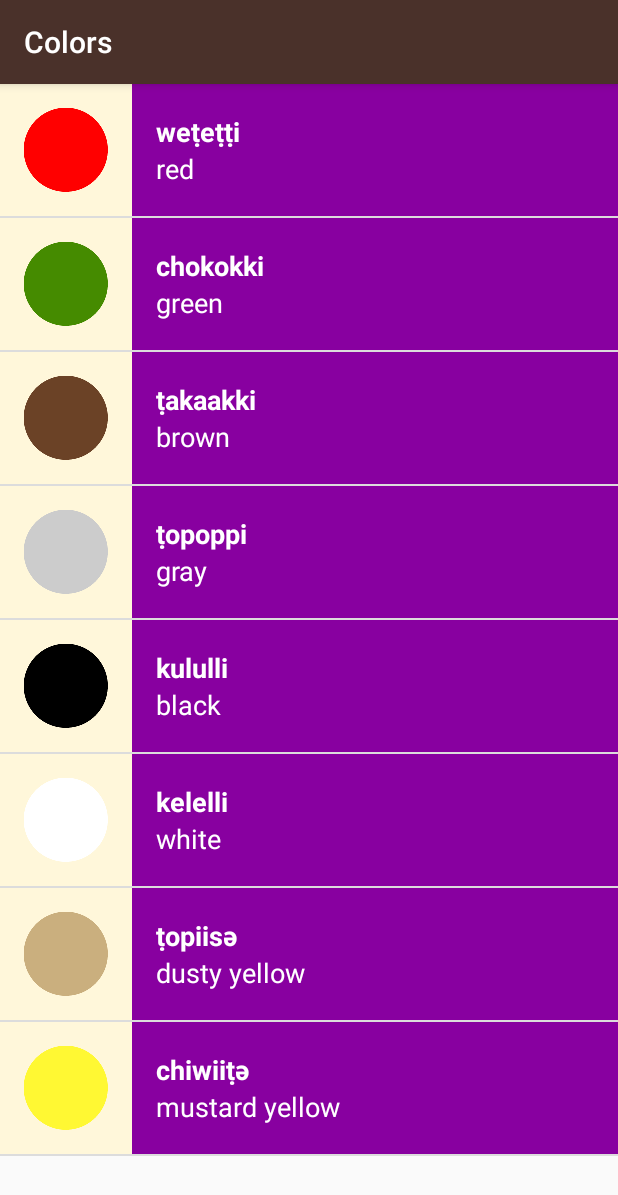
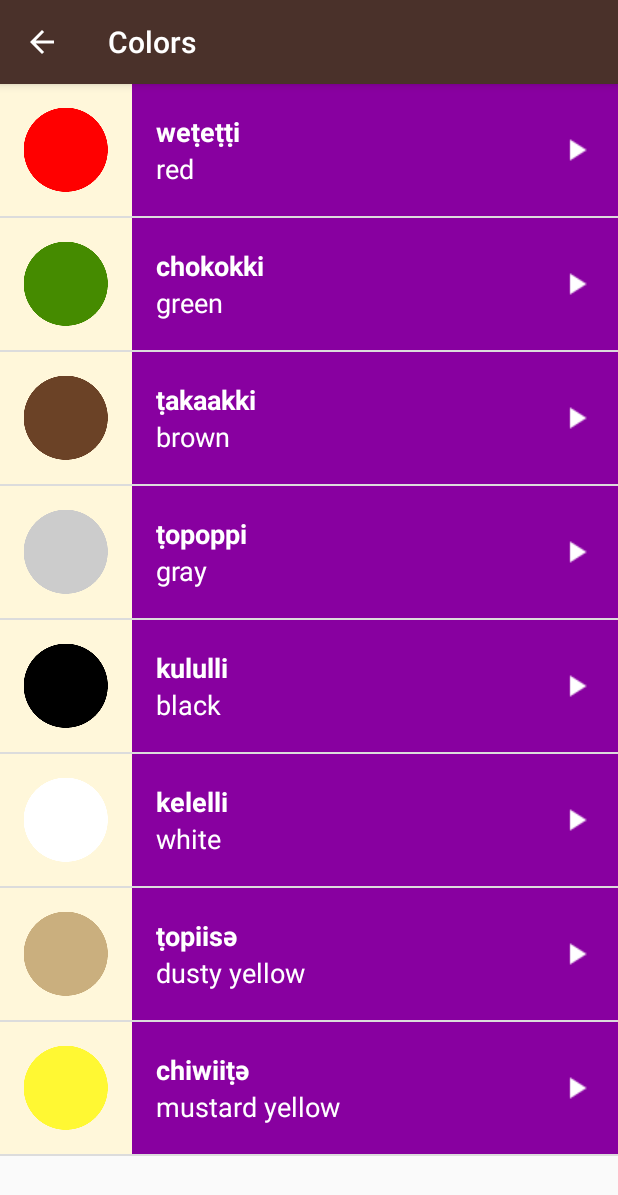
Before and after one commit to Asky-GH/Miwok, an Android app: the ColorsActivity screen opened directly, with no data from a screen before it, after a tap on "chokokki", on a phone screen of 412 x 824 dp. Shown: the top 1195 px of the screen. Run offline under Robolectric (Android 15) with nearby library versions, the phone set to English and light mode, and no system bars.

Commit message:
last commit

```diff
--- a/app/src/main/java/com/example/android/miwok/WordAdapter.java
+++ b/app/src/main/java/com/example/android/miwok/WordAdapter.java
@@ -1,6 +1,7 @@
 package com.example.android.miwok;
 
 import android.app.Activity;
+import android.media.AudioManager;
 import android.media.MediaPlayer;
 import android.support.annotation.NonNull;
 import android.support.annotation.Nullable;
@@ -18,10 +19,32 @@ import java.util.ArrayList;
 public class WordAdapter extends ArrayAdapter<Word> {
     private int mColorResourceId;
     private MediaPlayer mediaPlayer;
+    private AudioManager audioManager;
+    private AudioManager.OnAudioFocusChangeListener onAudioFocusChangeListener = new AudioManager.OnAudioFocusChangeListener() {
+        @Override
+        public void onAudioFocusChange(int i) {
+            switch (i){
+                case AudioManager.AUDIOFOCUS_GAIN:
+                    mediaPlayer.start();
+                    break;
+
+                case AudioManager.AUDIOFOCUS_LOSS:
+                    releaseMediaPlayer();
+                    break;
+
+                case AudioManager.AUDIOFOCUS_LOSS_TRANSIENT:
+                case AudioManager.AUDIOFOCUS_LOSS_TRANSIENT_CAN_DUCK:
+                    mediaPlayer.pause();
+                    mediaPlayer.seekTo(0);
+                    break;
+            }
+        }
+    };
 
     public WordAdapter(Activity context, ArrayList<Word> words, int ColorResourceId){
         super(context, 0, words);
         mColorResourceId = ColorResourceId;
+        audioManager = (AudioManager) getContext().getSystemService(context.AUDIO_SERVICE);
     }
 
     @NonNull
@@ -35,8 +58,10 @@ public class WordAdapter extends ArrayAdapter<Word> {
         final Word currentWord = getItem(position);
 
         View textContainer = listItemView.findViewById(R.id.text_container);
+        View container = listItemView.findViewById(R.id.container);
         int color = ContextCompat.getColor(getContext(), mColorResourceId);
         textContainer.setBackgroundColor(color);
+        container.setBackgroundColor(color);
 
         TextView miwokTextView = listItemView.findViewById(R.id.miwok_text_view);
         miwokTextView.setText(currentWord.getMiwokTranslation());
@@ -57,6 +82,8 @@ public class WordAdapter extends ArrayAdapter<Word> {
             @Override
             public void onClick(View view) {
                 releaseMediaPlayer();
+                int result = audioManager.requestAudioFocus(onAudioFocusChangeListener, AudioManager.STREAM_MUSIC, AudioManager.AUDIOFOCUS_GAIN_TRANSIENT);
+                if (result == AudioManager.AUDIOFOCUS_REQUEST_GRANTED){
                     mediaPlayer = MediaPlayer.create(getContext(), currentWord.getmAudioResourceId());
                     mediaPlayer.start();
                     mediaPlayer.setOnCompletionListener(new MediaPlayer.OnCompletionListener() {
@@ -65,6 +92,7 @@ public class WordAdapter extends ArrayAdapter<Word> {
                             releaseMediaPlayer();
                         }
                     });
+                }
             }
         });
 
@@ -80,6 +108,7 @@ public class WordAdapter extends ArrayAdapter<Word> {
             // Regardless of the current state of the media player, release its resources
             // because we no longer need it.
             mediaPlayer.release();
+            audioManager.abandonAudioFocus(onAudioFocusChangeListener);
 
             // Set the media player back to null. For our code, we've decided that
             // setting the media player to null is an easy way to tell that the media player
--- a/app/src/main/res/layout/list_item.xml
+++ b/app/src/main/res/layout/list_item.xml
@@ -1,11 +1,15 @@
 <?xml version="1.0" encoding="utf-8"?>
-<LinearLayout xmlns:android="http://schemas.android.com/apk/res/android"
+<RelativeLayout xmlns:android="http://schemas.android.com/apk/res/android"
     xmlns:tools="http://schemas.android.com/tools"
     android:layout_width="match_parent"
     android:layout_height="wrap_content"
-    android:background="@color/tan_background"
-    android:minHeight="@dimen/list_item_height"
-    android:orientation="horizontal">
+    android:minHeight="@dimen/list_item_height">
+
+    <LinearLayout
+        android:layout_width="match_parent"
+        android:layout_height="88dp"
+        android:orientation="horizontal"
+        android:id="@+id/container">
 
         <ImageView
             android:id="@+id/image"
@@ -44,4 +48,19 @@
 
         </LinearLayout>
 
+        <ImageView
+            android:layout_width="24dp"
+            android:layout_height="24dp"
+            android:src="@drawable/ic_play_arrow_white_24dp"
+            android:layout_gravity="center"
+            android:layout_marginEnd="16dp"
+            android:layout_marginRight="16dp" />
+
     </LinearLayout>
+
+    <View
+        android:background="?android:attr/selectableItemBackground"
+        android:layout_width="match_parent"
+        android:layout_height="@dimen/list_item_height" />
+
+</RelativeLayout>
--- a/build.gradle
+++ b/build.gradle
@@ -6,7 +6,7 @@ buildscript {
         google()
     }
     dependencies {
-        classpath 'com.android.tools.build:gradle:3.1.0'
+        classpath 'com.android.tools.build:gradle:3.1.3'
 
         // NOTE: Do not place your application dependencies here; they belong
         // in the individual module build.gradle files
```
Also changed, not shown: app/src/main/AndroidManifest.xml (+8 -4 lines), app/src/main/res/layout/activity_main.xml (+29 -18 lines), app/src/main/res/drawable-hdpi/ic_play_arrow_white_24dp.png (added), app/src/main/res/drawable-mdpi/ic_play_arrow_white_24dp.png (added), app/src/main/res/drawable-xhdpi/ic_play_arrow_white_24dp.png (added), app/src/main/res/drawable-xxhdpi/ic_play_arrow_white_24dp.png (added), app/src/main/res/drawable-xxxhdpi/ic_play_arrow_white_24dp.png (added). Lines whose indentation alone changed are shown as unchanged.
